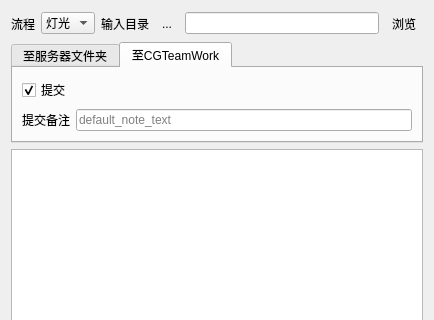
Old version of the form uploader.ui in the repository WuLiFang/wlf; both pictures show x 0 to 434 and y 0 to 320 of the 434 by 561 pixel window.
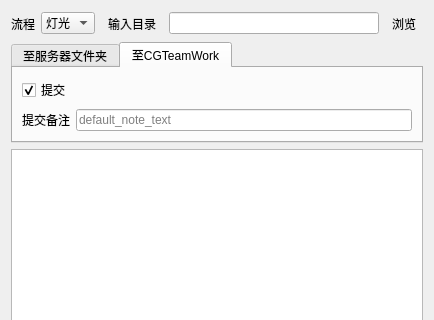
New version of the form.

Patch:
```diff
--- a/uploader.ui
+++ b/uploader.ui
@@ -52,23 +52,13 @@
        </item>
       </layout>
      </item>
-     <item>
-      <widget class="QLabel" name="label_6">
-       <property name="sizePolicy">
-        <sizepolicy hsizetype="Preferred" vsizetype="Preferred">
-         <horstretch>0</horstretch>
-         <verstretch>0</verstretch>
-        </sizepolicy>
-       </property>
-       <property name="text">
-        <string>输入目录</string>
-       </property>
-      </widget>
-     </item>
      <item>
       <widget class="QToolButton" name="toolButtonOpenDir">
        <property name="text">
-        <string>...</string>
+        <string>输入目录</string>
+       </property>
+       <property name="toolButtonStyle">
+        <enum>Qt::ToolButtonTextBesideIcon</enum>
        </property>
        <property name="autoRaise">
         <bool>true</bool>
```
